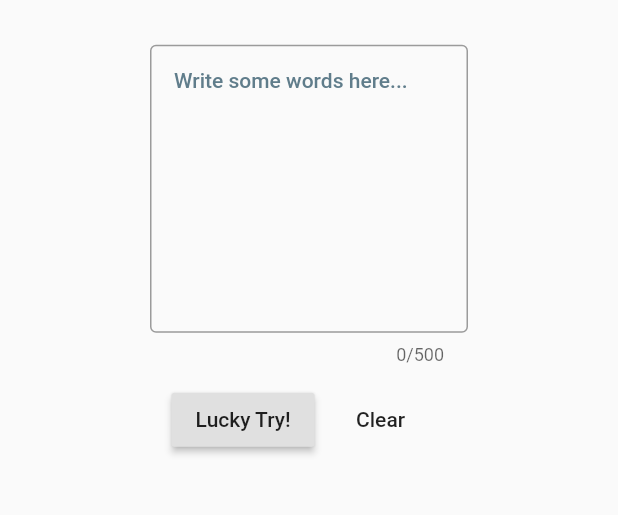
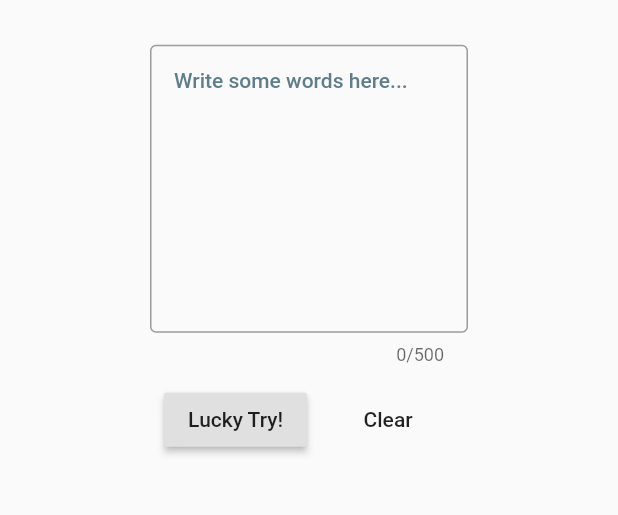
Before and after one commit to XinyueZ/flutter-web-profanity-check, a Flutter app: the screen it shows after launch, on a phone screen of 412 x 824 dp, the part 493-1008 px from its top. Run offline on Flutter 3.47's test engine with Material 2 defaults, Android fonts, the phone set to English and light mode, and no system bars; our stand-ins replace google_fonts.

Commit message:
Port to macOS(desktop)

```diff
--- a/lib/main.dart
+++ b/lib/main.dart
@@ -110,6 +110,7 @@ class _HomePageState extends State<HomePage> {
                           : null,
                       errorStyle: Theme.of(context).textTheme.caption.copyWith(
                             color: Colors.red,
+                            fontSize: 20,
                           ),
                       hintText: widget._inputHint,
                       hintStyle: Theme.of(context)
@@ -133,6 +134,7 @@ class _HomePageState extends State<HomePage> {
                         _feedback?.message ?? "",
                         style: Theme.of(context).textTheme.caption.copyWith(
                               color: Colors.lightGreen,
+                              fontSize: 20,
                             ),
                       ),
                     ),
@@ -177,6 +179,9 @@ class _HomePageState extends State<HomePage> {
                         style: GoogleFonts.getFont('Roboto'),
                       ),
                     ),
+                    const SizedBox(
+                      width: 10,
+                    ),
                     FlatButton(
                       onPressed: () {
                         _editingController.text = "";
--- a/lib/query.dart
+++ b/lib/query.dart
@@ -12,6 +12,6 @@ Future<Feedback> query({String endpoint, String q}) async {
       return PositiveFeedback();
     }
   } catch (e) {
-    return QueryError();
+    return QueryError(msg: e.toString());
   }
 }
```
Also changed, not shown: 2 other files.
